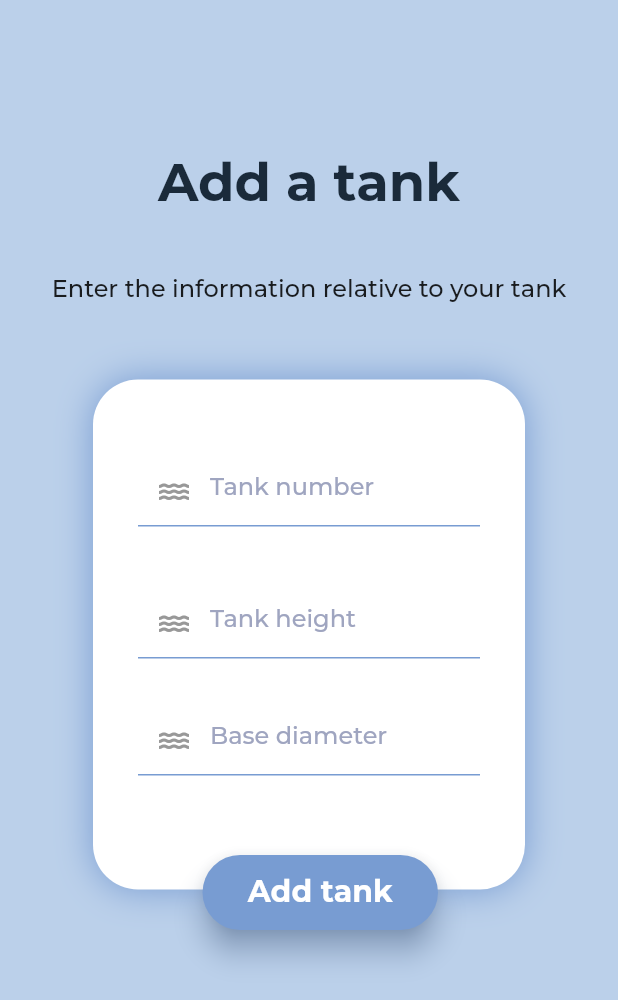
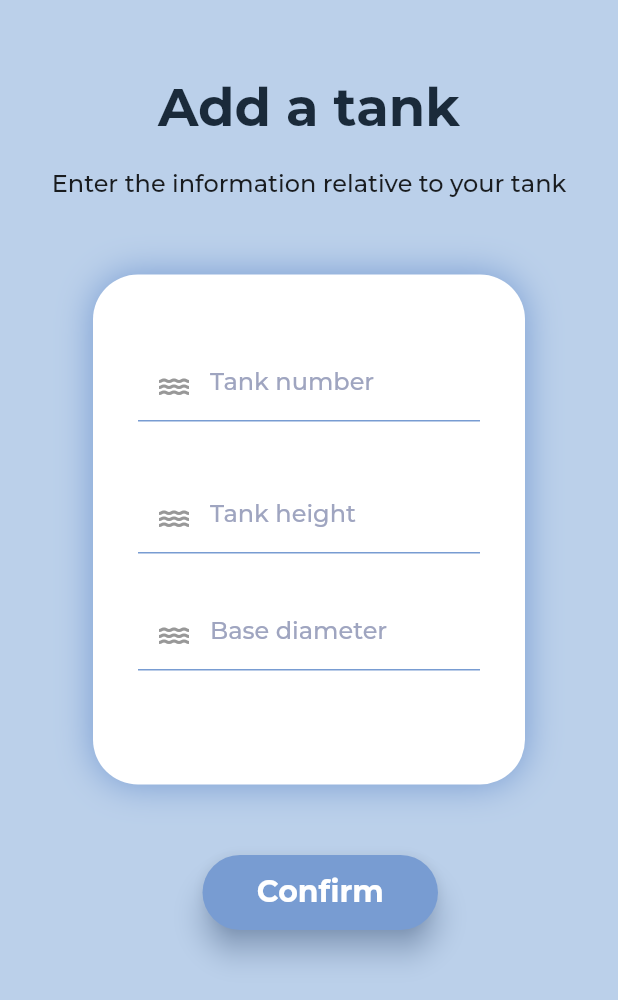
Before and after one commit to minaiscoding/Project-7, a Flutter app: the screen it shows after launch, after a tap on "Cylinder", on a phone screen of 412 x 824 dp. Shown: the top 1000 px of the screen. Run offline on Flutter 3.47's test engine with Material 2 defaults, Android fonts, the phone set to English and light mode, and no system bars; our stand-ins replace liquid_progress_indicator, shared_preferences; network calls fail.

Commit message:
last commit

```diff
--- a/flutter_application_1/lib/add_tank.dart
+++ b/flutter_application_1/lib/add_tank.dart
@@ -61,7 +61,7 @@ class _TankInformationState extends State<TankInformation> {
               children: [
                 const SizedBox(height: 100),
                 const Text(
-                  'Add a tank',
+                  'Tank Information',
                   style: TextStyle(
                     fontFamily: 'Montserrat',
                     fontStyle: FontStyle.normal,
@@ -290,7 +290,7 @@ class _TankInformationCylinderState extends State<TankInformationCylinder> {
             color: const Color(0xFFBBD0EA),
             child: Column(
               children: [
-                const SizedBox(height: 100),
+                const SizedBox(height: 50),
                 const Text(
                   'Add a tank',
                   style: TextStyle(
@@ -301,7 +301,7 @@ class _TankInformationCylinderState extends State<TankInformationCylinder> {
                     color: Color(0xff1a2a3a),
                   ),
                 ),
-                const SizedBox(height: 40),
+                const SizedBox(height: 20),
                 const SizedBox(
                   width: 400,
                   height: 20,
@@ -455,7 +455,7 @@ class _TankInformationCylinderState extends State<TankInformationCylinder> {
                 height: 50,
                 alignment: Alignment.center,
                 child: const Text(
-                  'Add tank',
+                  'Confirm',
                   style: TextStyle(
                     fontFamily: 'Montserrat',
                     fontStyle: FontStyle.normal,
@@ -497,7 +497,7 @@ class _TankShapePageState extends State<TankShapePage> {
               children: [
                 Positioned(
                   left: MediaQuery.of(context).size.width * 0.2,
-                  top: 100,
+                  top: 50,
                   child: const Padding(
                     padding: EdgeInsets.all(16.0),
                     child: Text(
@@ -516,7 +516,7 @@ class _TankShapePageState extends State<TankShapePage> {
                 Column(
                   children: [
                     const SizedBox(
-                      height: 200,
+                      height: 150,
                     ),
                     const Padding(
                       padding: EdgeInsets.all(16.0),
--- a/flutter_application_1/lib/live_level.dart
+++ b/flutter_application_1/lib/live_level.dart
@@ -29,10 +29,11 @@ class _LiveLevelPageState extends State<LiveLevelPage> {
   }
 
   Future<void> _initializeData() async {
-    await tank.loadFromSharedPreferences();
+    Tank tanko = Tank();
+    await tanko.loadFromSharedPreferences();
 
     setState(() {
-      // Update the widget state with the loaded tank data
+      tank = tanko;
     });
   }
 
@@ -127,8 +128,8 @@ class _LiveLevelPageState extends State<LiveLevelPage> {
               right: MediaQuery.of(context).size.width * 0.1,
               child: Text(
                 tank.isCylinder
-                    ? '${((double.parse(tank.height) - dataFetcher.waterLevel * 0.1) * double.parse(tank.baseD) * double.parse(tank.baseD) * 0.0314).toStringAsFixed(2)} L'
-                    : '${((double.parse(tank.height) - dataFetcher.waterLevel * 0.1) * double.parse(tank.length) * double.parse(tank.width) * 0.01).toStringAsFixed(2)} L',
+                    ? '${((double.parse(tank.height) - dataFetcher.waterLevel * 0.1) * double.parse(tank.baseD) * double.parse(tank.baseD) / 4 * 0.00314).toStringAsFixed(2)} L'
+                    : '${((double.parse(tank.height) - dataFetcher.waterLevel * 0.1) * double.parse(tank.length) * double.parse(tank.width) * 0.001).toStringAsFixed(2)} L',
                 style: const TextStyle(
                     color: Colors.white, fontFamily: 'Aquire', fontSize: 35),
               ),
@@ -256,9 +257,8 @@ class _WaterLevelBucketState extends State<WaterLevelBucket> {
         height: MediaQuery.of(context).size.width * 0.7,
         child: LiquidCircularProgressIndicator(
           value: ((double.parse(tank.height) -
-                  widget.dataFetcher.waterLevel * 0.1) *
-              10 /
-              124),
+                  widget.dataFetcher.waterLevel * 0.1) /
+              double.parse(tank.height)),
           valueColor:
               const AlwaysStoppedAnimation(Color.fromARGB(123, 96, 167, 255)),
           backgroundColor: const Color.fromARGB(0, 255, 255, 255),
@@ -266,7 +266,7 @@ class _WaterLevelBucketState extends State<WaterLevelBucket> {
           borderWidth: 1,
           direction: Axis.vertical,
           center: Text(
-            '${((double.parse(tank.height) - widget.dataFetcher.waterLevel * 0.1) * 1000 / 124).toStringAsFixed(2)} %',
+            '${((double.parse(tank.height) - widget.dataFetcher.waterLevel * 0.1) * 100 / double.parse(tank.height)).toStringAsFixed(2)} %',
             style: const TextStyle(
               fontSize: 56,
               fontFamily: "Aquire",
--- a/flutter_application_1/lib/main.dart
+++ b/flutter_application_1/lib/main.dart
@@ -1,7 +1,5 @@
 import 'package:flutter/material.dart'; //imports dart
-
 import 'live_level.dart';
-
 import 'add_tank.dart';
 
 void main() async {
@@ -10,6 +8,7 @@ void main() async {
   await tank.loadFromSharedPreferences();
   runApp(
     MaterialApp(
+      debugShowCheckedModeBanner: false,
       theme: ThemeData(
         fontFamily: 'Montserrat',
       ),
```
Also changed, not shown: 1 other file.
